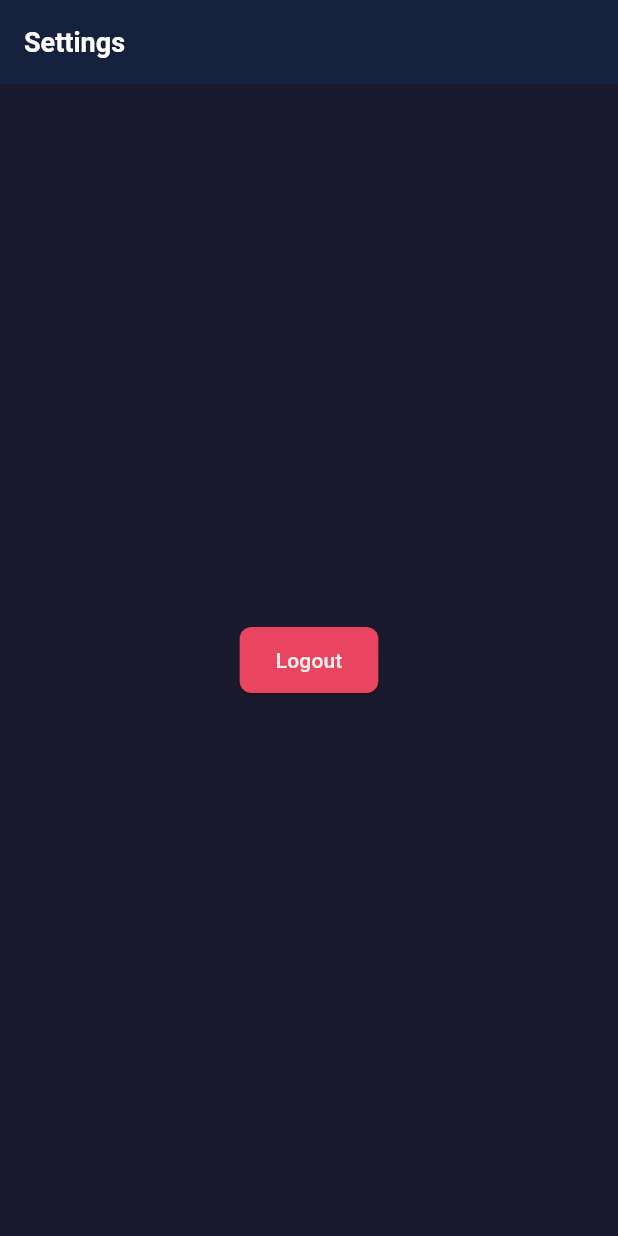
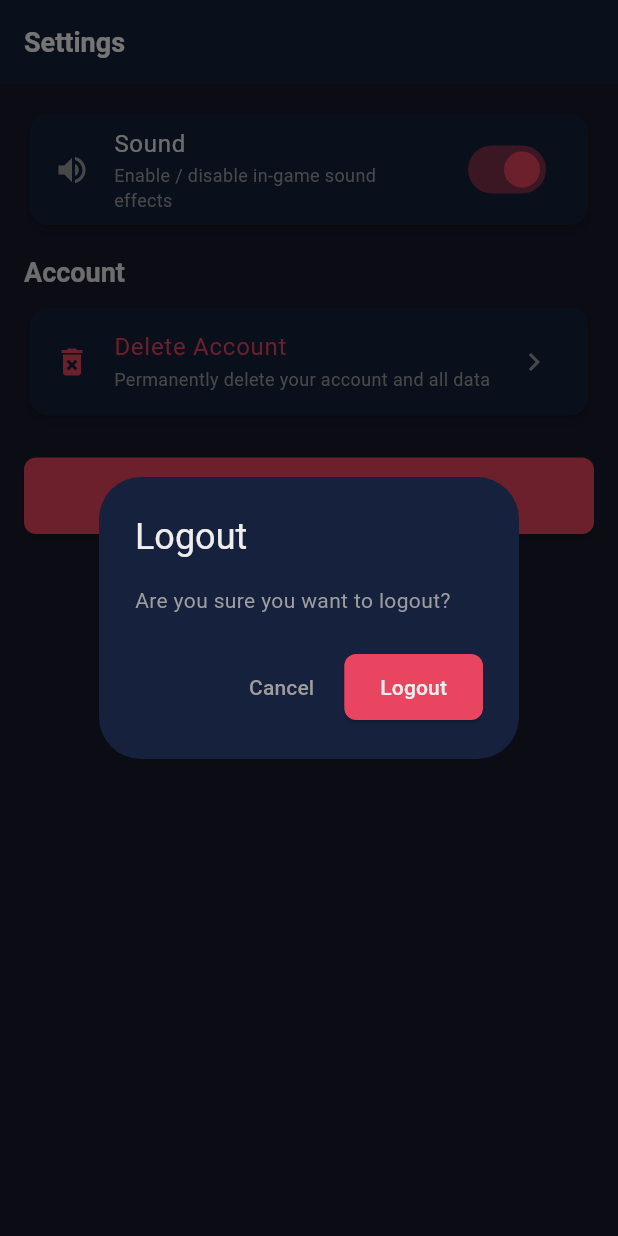
Before and after one commit to zendF1/battle-squad-client-v1, a Flutter app: the SettingsScreen screen opened by its route, after a tap on "Logout", on a phone screen of 412 x 824 dp. Run offline on Flutter 3.47's test engine with Material 3 defaults, Android fonts, the phone set to English and light mode, and no system bars; our stand-ins replace device_info_plus, dio, flutter_riverpod, flutter_secure_storage, go_router; missing offline and left inert: flame; accounts and stored records are empty.

Commit message:
feat: add full settings screen with logout, account deletion, sound toggle
Replaces placeholder with SettingsScreen: local sound toggle switch,
account deletion section (confirm dialog → POST /account/deletion/request),
logout button (confirm dialog → authProvider.logout), and version text
"Battle Squad v1.0.0" at bottom.

Co-Authored-By: Claude Sonnet 4.6 <noreply@anthropic.com>

```diff
--- a/lib/features/settings/settings_screen.dart
+++ b/lib/features/settings/settings_screen.dart
@@ -2,19 +2,186 @@ import 'package:flutter/material.dart';
 import 'package:flutter_riverpod/flutter_riverpod.dart';
 
 import '../../core/auth/auth_provider.dart';
+import '../../core/providers/core_providers.dart';
+import '../../core/theme/app_theme.dart';
+import '../../shared/widgets/error_snackbar.dart';
 
-class SettingsScreen extends ConsumerWidget {
+class SettingsScreen extends ConsumerStatefulWidget {
   const SettingsScreen({super.key});
 
   @override
-  Widget build(BuildContext context, WidgetRef ref) {
+  ConsumerState<SettingsScreen> createState() => _SettingsScreenState();
+}
+
+class _SettingsScreenState extends ConsumerState<SettingsScreen> {
+  bool _soundEnabled = true;
+  bool _deletingAccount = false;
+
+  Future<void> _onDeleteAccount() async {
+    final confirmed = await showDialog<bool>(
+      context: context,
+      builder: (ctx) => AlertDialog(
+        backgroundColor: AppColors.surface,
+        title: const Text(
+          'Delete Account',
+          style: TextStyle(color: AppColors.error),
+        ),
+        content: const Text(
+          'Are you sure you want to request account deletion? '
+          'This action cannot be undone.',
+          style: TextStyle(color: AppColors.textSecondary),
+        ),
+        actions: [
+          TextButton(
+            onPressed: () => Navigator.of(ctx).pop(false),
+            child: const Text('Cancel',
+                style: TextStyle(color: AppColors.textSecondary)),
+          ),
+          ElevatedButton(
+            style: ElevatedButton.styleFrom(backgroundColor: AppColors.error),
+            onPressed: () => Navigator.of(ctx).pop(true),
+            child: const Text('Delete'),
+          ),
+        ],
+      ),
+    );
+
+    if (confirmed != true || !mounted) return;
+
+    setState(() => _deletingAccount = true);
+    try {
+      final client = ref.read(apiClientProvider);
+      await client.post('/account/deletion/request');
+      if (mounted) {
+        showSuccessSnackbar(
+            context, 'Account deletion requested. You will be logged out.');
+        await ref.read(authProvider.notifier).logout();
+      }
+    } catch (e) {
+      if (mounted) {
+        showErrorSnackbar(context, 'Failed to request deletion: ${e.toString()}');
+      }
+    } finally {
+      if (mounted) setState(() => _deletingAccount = false);
+    }
+  }
+
+  Future<void> _onLogout() async {
+    final confirmed = await showDialog<bool>(
+      context: context,
+      builder: (ctx) => AlertDialog(
+        backgroundColor: AppColors.surface,
+        title: const Text('Logout',
+            style: TextStyle(color: AppColors.textPrimary)),
+        content: const Text('Are you sure you want to logout?',
+            style: TextStyle(color: AppColors.textSecondary)),
+        actions: [
+          TextButton(
+            onPressed: () => Navigator.of(ctx).pop(false),
+            child: const Text('Cancel',
+                style: TextStyle(color: AppColors.textSecondary)),
+          ),
+          ElevatedButton(
+            onPressed: () => Navigator.of(ctx).pop(true),
+            child: const Text('Logout'),
+          ),
+        ],
+      ),
+    );
+
+    if (confirmed != true || !mounted) return;
+    await ref.read(authProvider.notifier).logout();
+  }
+
+  @override
+  Widget build(BuildContext context) {
     return Scaffold(
       appBar: AppBar(title: const Text('Settings')),
-      body: Center(
-        child: ElevatedButton(
-          onPressed: () => ref.read(authProvider.notifier).logout(),
-          child: const Text('Logout'),
-        ),
+      body: ListView(
+        padding: const EdgeInsets.all(16),
+        children: [
+          // Sound toggle
+          Card(
+            child: SwitchListTile(
+              value: _soundEnabled,
+              onChanged: (v) => setState(() => _soundEnabled = v),
+              title: const Text(
+                'Sound',
+                style: TextStyle(color: AppColors.textPrimary),
+              ),
+              subtitle: const Text(
+                'Enable / disable in-game sound effects',
+                style: TextStyle(color: AppColors.textSecondary, fontSize: 12),
+              ),
+              activeThumbColor: AppColors.accent,
+              secondary: const Icon(Icons.volume_up,
+                  color: AppColors.textSecondary),
+            ),
+          ),
+
+          const SizedBox(height: 16),
+
+          // Account section
+          Text(
+            'Account',
+            style: Theme.of(context).textTheme.titleLarge,
+          ),
+          const SizedBox(height: 8),
+
+          // Delete account
+          Card(
+            child: ListTile(
+              leading: const Icon(Icons.delete_forever, color: AppColors.error),
+              title: const Text(
+                'Delete Account',
+                style: TextStyle(color: AppColors.error),
+              ),
+              subtitle: const Text(
+                'Permanently delete your account and all data',
+                style:
+                    TextStyle(color: AppColors.textSecondary, fontSize: 12),
+              ),
+              trailing: _deletingAccount
+                  ? const SizedBox(
+                      width: 20,
+                      height: 20,
+                      child: CircularProgressIndicator(strokeWidth: 2),
+                    )
+                  : const Icon(Icons.chevron_right,
+                      color: AppColors.textSecondary),
+              onTap: _deletingAccount ? null : _onDeleteAccount,
+            ),
+          ),
+
+          const SizedBox(height: 24),
+
+          // Logout button
+          SizedBox(
+            width: double.infinity,
+            child: ElevatedButton.icon(
+              onPressed: _onLogout,
+              style: ElevatedButton.styleFrom(
+                backgroundColor: AppColors.error,
+                padding: const EdgeInsets.symmetric(vertical: 14),
+              ),
+              icon: const Icon(Icons.logout),
+              label: const Text(
+                'Logout',
+                style: TextStyle(fontSize: 16, fontWeight: FontWeight.bold),
+              ),
+            ),
+          ),
+
+          const SizedBox(height: 32),
+
+          // Version text
+          const Center(
+            child: Text(
+              'Battle Squad v1.0.0',
+              style: TextStyle(color: AppColors.textSecondary, fontSize: 13),
+            ),
+          ),
+        ],
       ),
     );
   }
```
